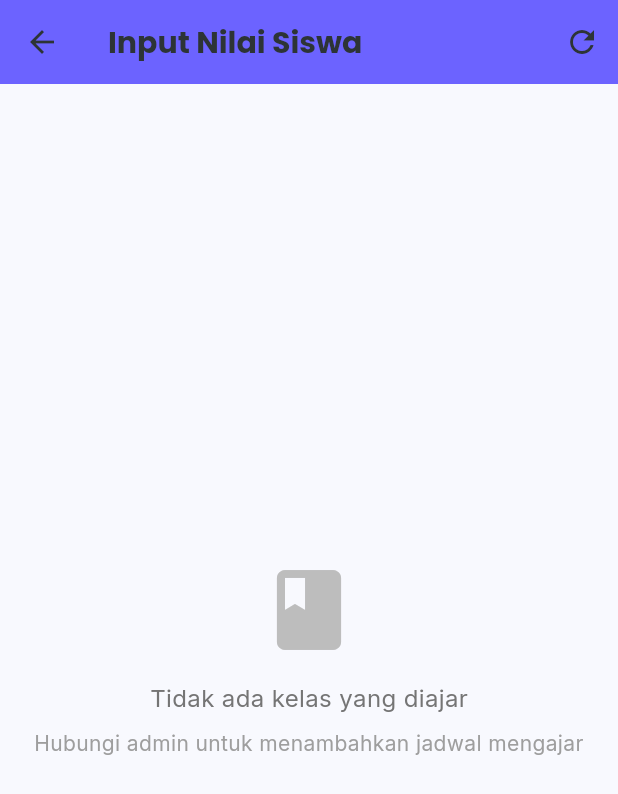
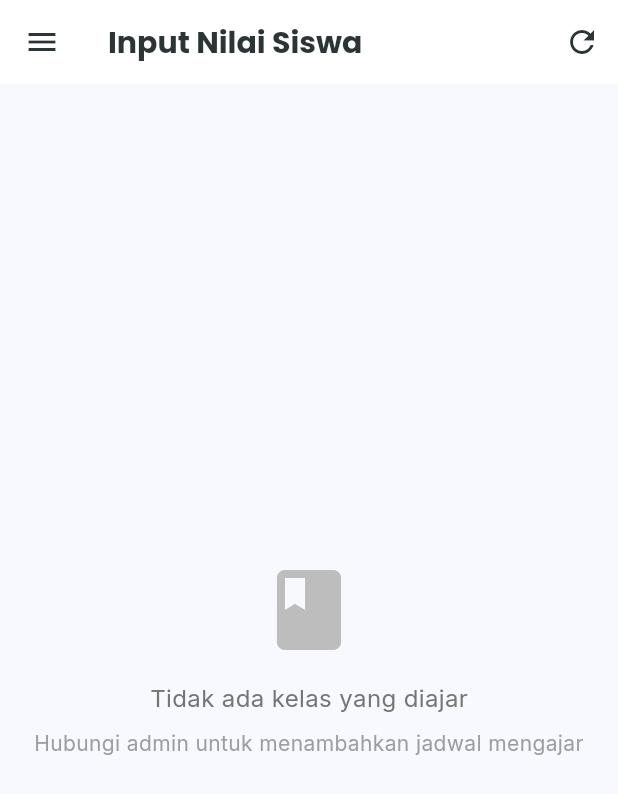
Before and after one commit to DodowCB/belajarbareng_app_mmp, a Flutter app: the KelasNilaiListScreen screen opened directly, on a phone screen of 412 x 824 dp. Shown: the top 794 px of the screen. Run offline on Flutter 3.47's test engine with Material 3 defaults, Android fonts, the phone set to English and light mode, and no system bars; our stand-ins replace bloc, cloud_firestore, connectivity_plus, drift, equatable, file_picker and 11 more; missing offline and left inert: excel, tostore; accounts and stored records are empty; generated files the repository leaves out were written again; network calls fail.

Commit message:
guru part 1

```diff
--- a/lib/src/features/auth/presentation/halamanGuru/component/kelas_nilai_list_screen.dart
+++ b/lib/src/features/auth/presentation/halamanGuru/component/kelas_nilai_list_screen.dart
@@ -3,6 +3,7 @@ import 'package:cloud_firestore/cloud_firestore.dart';
 import '../../../../../core/config/theme.dart';
 import '../../../../../core/providers/user_provider.dart';
 import 'input_nilai_siswa_screen.dart';
+import '../../widgets/guru_app_scaffold.dart';
 
 class KelasNilaiListScreen extends StatefulWidget {
   const KelasNilaiListScreen({super.key});
@@ -101,23 +102,17 @@ class _KelasNilaiListScreenState extends State<KelasNilaiListScreen> {
   Widget build(BuildContext context) {
     final isDark = Theme.of(context).brightness == Brightness.dark;
 
-    return Scaffold(
-      backgroundColor: isDark
-          ? AppTheme.backgroundDark
-          : AppTheme.backgroundLight,
-      appBar: AppBar(
-        title: const Text('Input Nilai Siswa'),
-        backgroundColor: AppTheme.primaryPurple,
-        foregroundColor: Colors.white,
-        elevation: 0,
-        actions: [
+    return GuruAppScaffold(
+      title: 'Input Nilai Siswa',
+      icon: Icons.grade,
+      currentRoute: '/nilai-siswa',
+      additionalActions: [
         IconButton(
           icon: const Icon(Icons.refresh),
           onPressed: _loadKelas,
           tooltip: 'Refresh',
         ),
       ],
-      ),
       body: _isLoading
           ? const Center(child: CircularProgressIndicator())
           : _kelasList.isEmpty
```
Also changed, not shown: lib/src/features/auth/presentation/halamanGuru/component/absensi_guru_screen.dart (+5 -10 lines), lib/src/features/auth/presentation/halamanGuru/component/kelas_list_screen.dart (+5 -10 lines), lib/src/features/auth/presentation/halamanGuru/component/tugas_list_screen.dart (+6 -11 lines), lib/src/features/auth/presentation/widgets/guru_app_scaffold.dart (+32 -0 lines). Lines whose indentation alone changed are shown as unchanged.
